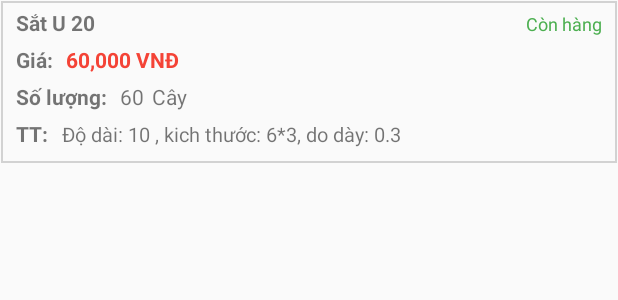
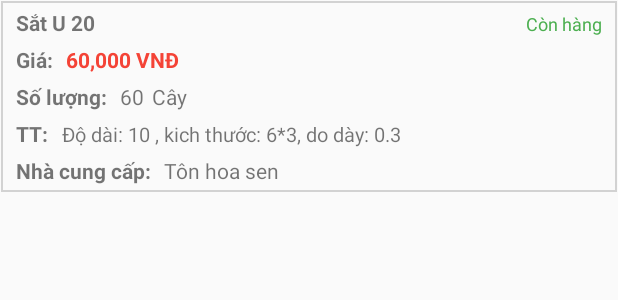
Before and after one commit to DaTaThanhHien/DaTaThanhHien, an Android app: the layout item_layoutlistsanphamnhap.xml on its own in the app's theme, with its tools: preview values and no code run, on a phone screen of 412 x 824 dp. Shown: the top 300 px of the screen. Run offline under Robolectric (Android 15) with nearby library versions, the phone set to English and light mode, and no system bars; network calls fail.

Commit message:
update 10

```diff
--- a/ThanhHien/app/src/main/res/layout/item_layoutlistsanphamnhap.xml
+++ b/ThanhHien/app/src/main/res/layout/item_layoutlistsanphamnhap.xml
@@ -119,27 +119,27 @@
         </LinearLayout>
 
 
-<!--        <LinearLayout-->
-<!--            android:layout_width="match_parent"-->
-<!--            android:layout_height="wrap_content">-->
+        <LinearLayout
+            android:layout_width="match_parent"
+            android:layout_height="wrap_content">
 
-<!--            <TextView-->
-<!--                android:layout_width="wrap_content"-->
-<!--                android:layout_height="wrap_content"-->
-<!--                android:text="Nhà cung cấp: "-->
-<!--                android:textStyle="bold">-->
+            <TextView
+                android:layout_width="wrap_content"
+                android:layout_height="wrap_content"
+                android:text="Nhà cung cấp: "
+                android:textStyle="bold">
 
-<!--            </TextView>-->
+            </TextView>
 
-<!--            <TextView-->
-<!--                android:id="@+id/txtNhaCungCap"-->
-<!--                android:layout_width="match_parent"-->
-<!--                android:layout_height="wrap_content"-->
-<!--                android:layout_marginLeft="5dp"-->
-<!--                android:lines="1"-->
-<!--                android:text="Tôn hoa sen">-->
+            <TextView
+                android:id="@+id/txtNhaCungCap"
+                android:layout_width="match_parent"
+                android:layout_height="wrap_content"
+                android:layout_marginLeft="5dp"
+                android:lines="1"
+                android:text="Tôn hoa sen">
 
-<!--            </TextView>-->
-<!--        </LinearLayout>-->
+            </TextView>
+        </LinearLayout>
     </LinearLayout>
 </LinearLayout>
--- a/ThanhHien/app/src/main/res/layout/item_layoutnhapsanpham.xml
+++ b/ThanhHien/app/src/main/res/layout/item_layoutnhapsanpham.xml
@@ -223,6 +223,7 @@
                                 android:layout_width="0dp"
                                 android:layout_height="wrap_content">
                                 <TextView
+                                    android:id="@+id/txtSLQuyDoi1"
                                     android:text="90 hộp"
                                     android:layout_width="wrap_content"
                                     android:layout_height="wrap_content">
@@ -234,6 +235,7 @@
                                 android:layout_width="0dp"
                                 android:layout_height="wrap_content">
                                 <TextView
+                                    android:id="@+id/txtSLQuyDoi2"
                                     android:text="90 hộp"
                                     android:layout_width="wrap_content"
                                     android:layout_height="wrap_content">
```
Also changed, not shown: ThanhHien/app/src/main/java/com/example/thanhhien/NhapXuatHang/Adapter_ListSanPhamNhap.java (+66 -29 lines).
